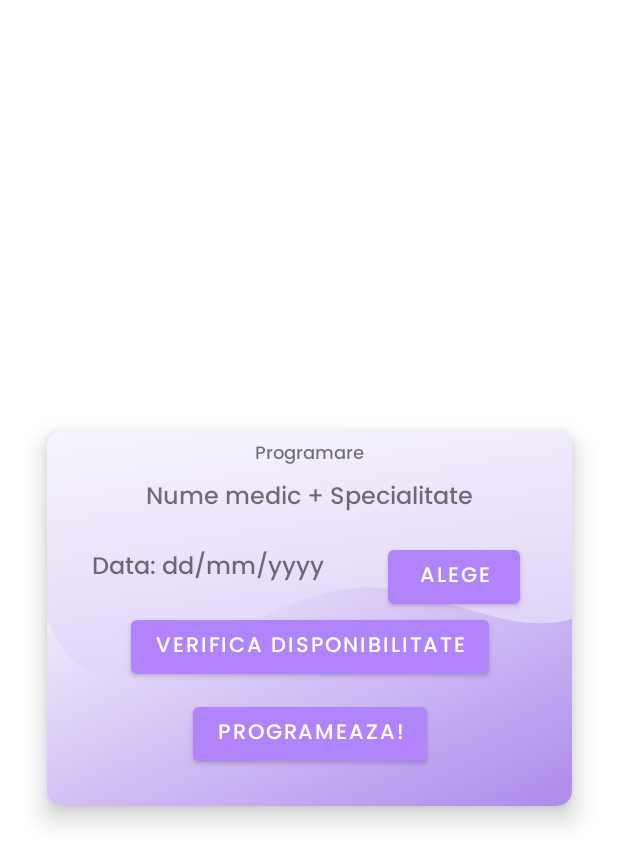
After one commit to MarioBujor2001/CliniqueMedicalApp, an Android app: the layout medic_popup.xml on its own in the app's theme, with its tools: preview values and no code run, on a phone screen of 412 x 824 dp. The commit adds this screen. Shown: the top 865 px of the screen. Run offline under Robolectric (Android 15) with nearby library versions, the phone set to English and light mode, and no system bars; network calls fail.

Commit message:
added: -medic item pup-up for making appointment

```diff
--- /dev/null
+++ b/app/src/main/java/com/example/licenta/RecyclerViewInterface.java
@@ -0,0 +1,5 @@
+package com.example.licenta;
+
+public interface RecyclerViewInterface {
+    void onItemClick(int position);
+}
--- a/app/src/main/res/layout/medic_item.xml
+++ b/app/src/main/res/layout/medic_item.xml
@@ -8,7 +8,8 @@
     app:cardElevation="10dp"
     android:layout_marginStart="35dp"
     android:layout_marginEnd="35dp"
-    android:layout_marginTop="10dp">
+    android:layout_marginTop="10dp"
+    android:id="@+id/parentCardMedic">
 
     <androidx.constraintlayout.widget.ConstraintLayout
         android:layout_width="match_parent"
--- /dev/null
+++ b/app/src/main/res/layout/medic_popup.xml
@@ -0,0 +1,101 @@
+<?xml version="1.0" encoding="utf-8"?>
+<androidx.constraintlayout.widget.ConstraintLayout xmlns:android="http://schemas.android.com/apk/res/android"
+    xmlns:app="http://schemas.android.com/apk/res-auto"
+    xmlns:tools="http://schemas.android.com/tools"
+    android:layout_width="match_parent"
+    android:layout_height="match_parent">
+
+    <androidx.cardview.widget.CardView
+        android:layout_width="350dp"
+        android:layout_height="250dp"
+        app:layout_constraintBottom_toBottomOf="parent"
+        app:layout_constraintEnd_toEndOf="parent"
+        app:layout_constraintStart_toStartOf="parent"
+        app:layout_constraintTop_toTopOf="parent"
+        app:cardCornerRadius="10dp"
+        app:cardElevation="10dp">
+
+        <androidx.constraintlayout.widget.ConstraintLayout
+            android:layout_width="match_parent"
+            android:layout_height="match_parent"
+            android:background="@drawable/info_card_background">
+
+            <TextView
+                android:id="@+id/textView3"
+                android:layout_width="wrap_content"
+                android:layout_height="wrap_content"
+                android:layout_marginTop="5dp"
+                android:fontFamily="@font/poppins_medium"
+                android:text="@string/programare"
+                android:textSize="12sp"
+                app:layout_constraintBottom_toBottomOf="parent"
+                app:layout_constraintEnd_toEndOf="parent"
+                app:layout_constraintStart_toStartOf="parent"
+                app:layout_constraintTop_toTopOf="parent"
+                app:layout_constraintVertical_bias="0.0" />
+
+            <TextView
+                android:id="@+id/tvNumeMedicProgramarePOP"
+                android:layout_width="wrap_content"
+                android:layout_height="wrap_content"
+                android:layout_marginTop="5dp"
+                android:fontFamily="@font/poppins_medium"
+                android:text="@string/nume_medic_specialitate"
+                android:textSize="16sp"
+                app:layout_constraintEnd_toEndOf="parent"
+                app:layout_constraintStart_toStartOf="parent"
+                app:layout_constraintTop_toBottomOf="@+id/textView3" />
+
+            <TextView
+                android:id="@+id/tvDataPOP"
+                android:layout_width="wrap_content"
+                android:layout_height="wrap_content"
+                android:layout_marginStart="30dp"
+                android:layout_marginTop="20dp"
+                android:fontFamily="@font/poppins_medium"
+                android:text="@string/data_dd_mm_yyyy"
+                android:textSize="16sp"
+                app:layout_constraintEnd_toEndOf="parent"
+                app:layout_constraintHorizontal_bias="0.0"
+                app:layout_constraintStart_toStartOf="parent"
+                app:layout_constraintTop_toBottomOf="@+id/tvNumeMedicProgramarePOP" />
+
+            <Button
+                android:id="@+id/btnChosePOP"
+                android:layout_width="wrap_content"
+                android:layout_height="wrap_content"
+                android:layout_marginStart="7dp"
+                android:layout_marginTop="15dp"
+                android:fontFamily="@font/poppins_medium"
+                android:text="@string/alege"
+                app:layout_constraintEnd_toEndOf="parent"
+                app:layout_constraintStart_toEndOf="@+id/tvDataPOP"
+                app:layout_constraintTop_toBottomOf="@+id/tvNumeMedicProgramarePOP" />
+
+            <Button
+                android:id="@+id/btnVerifDispPOP"
+                android:layout_width="wrap_content"
+                android:layout_height="wrap_content"
+                android:layout_marginTop="15dp"
+                android:fontFamily="@font/poppins_medium"
+                android:text="@string/verifica_disponibilitate"
+                app:layout_constraintEnd_toEndOf="parent"
+                app:layout_constraintStart_toStartOf="parent"
+                app:layout_constraintTop_toBottomOf="@+id/tvDataPOP" />
+
+            <Button
+                android:id="@+id/btnProgrameazaPOP"
+                android:layout_width="wrap_content"
+                android:layout_height="wrap_content"
+                android:layout_marginTop="10dp"
+                android:fontFamily="@font/poppins_medium"
+                android:text="@string/programeaza"
+                app:layout_constraintEnd_toEndOf="parent"
+                app:layout_constraintStart_toStartOf="parent"
+                app:layout_constraintTop_toBottomOf="@+id/btnVerifDispPOP" />
+
+
+        </androidx.constraintlayout.widget.ConstraintLayout>
+    </androidx.cardview.widget.CardView>
+
+</androidx.constraintlayout.widget.ConstraintLayout>
--- a/app/src/main/res/values/strings.xml
+++ b/app/src/main/res/values/strings.xml
@@ -26,6 +26,12 @@
     <string name="programeaza_te">Programeaza-te!</string>
     <string name="filter">Filter:</string>
     <string name="cauta_medic">Cauta Medic</string>
+    <string name="alege">Alege</string>
+    <string name="verifica_disponibilitate">Verifica disponibilitate</string>
+    <string name="programare">Programare</string>
+    <string name="data_dd_mm_yyyy">Data: dd/mm/yyyy</string>
+    <string name="programeaza">Programeaza!</string>
+    <string name="nume_medic_specialitate">Nume medic + Specialitate</string>
     <string-array name="filterMedics">
         <item>orl</item>
         <item>alergologie</item>
```
Also changed, not shown: app/src/main/java/com/example/licenta/MedicAdapter.java (+21 -6 lines), app/src/main/java/com/example/licenta/MedicsListActivity.java (+62 -2 lines).
